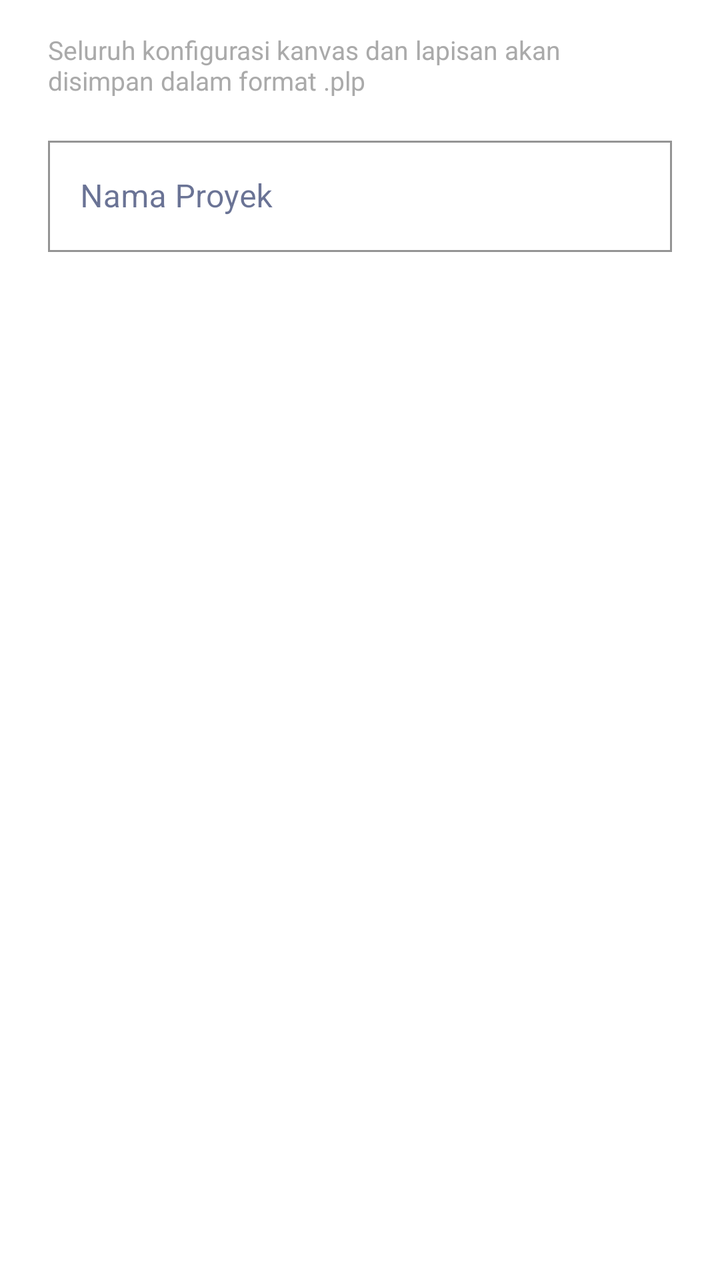
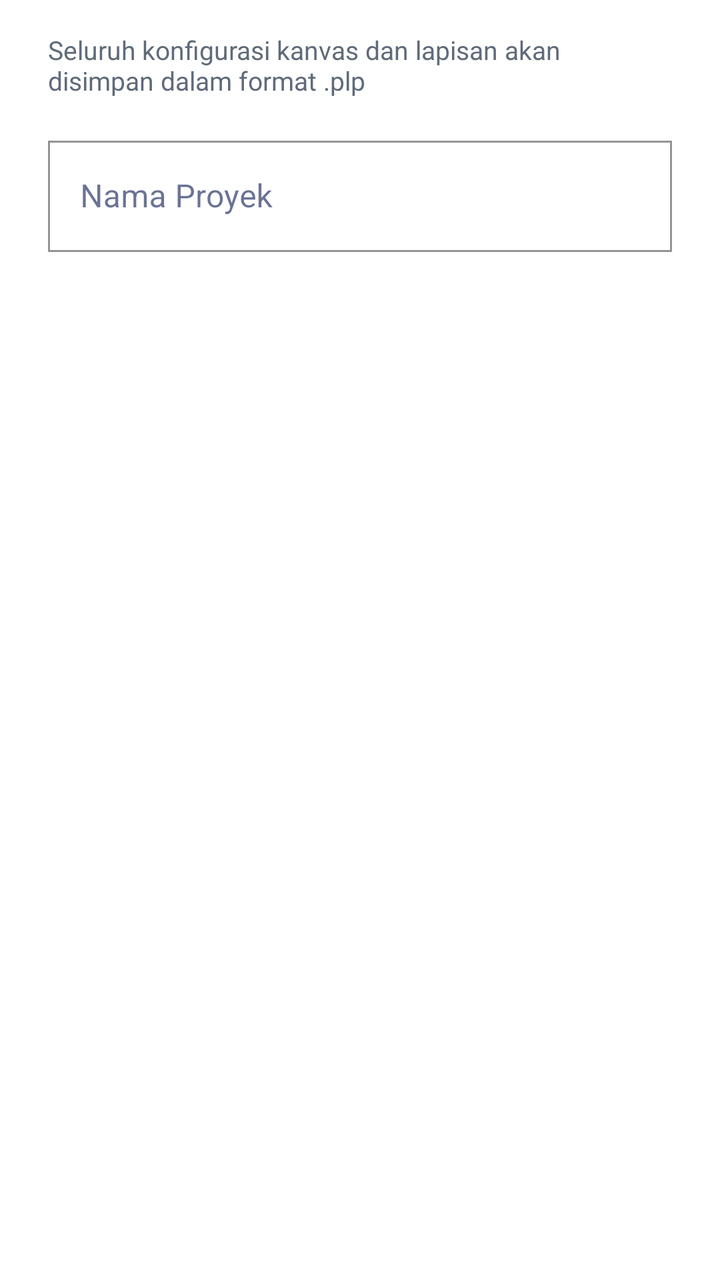

Screens rendered from an Android XML layout before and after an edit, with the pre-edit source and the edit as a unified diff.
<!-- AndroidManifest.xml: application theme AppTheme -->
<!-- res/layout/dialog_save_project.xml -->
<?xml version="1.0" encoding="utf-8"?>
<LinearLayout xmlns:android="http://schemas.android.com/apk/res/android"
    xmlns:app="http://schemas.android.com/apk/res-auto"
    android:layout_width="match_parent"
    android:layout_height="wrap_content"
    android:orientation="vertical"
    android:paddingStart="24dp"
    android:paddingTop="16dp"
    android:paddingEnd="24dp"
    android:paddingBottom="8dp">

    <TextView
        android:id="@+id/tvSaveSubtitle"
        android:layout_width="match_parent"
        android:layout_height="wrap_content"
        android:text="Seluruh konfigurasi kanvas dan lapisan akan disimpan dalam format .plp"
        android:textColor="#AAAAAA"
        android:textSize="13sp"
        android:layout_marginBottom="16dp" />

    <com.google.android.material.textfield.TextInputLayout
        android:id="@+id/tilProjectName"
        style="@style/Widget.MaterialComponents.TextInputLayout.OutlinedBox"
        android:layout_width="match_parent"
        android:layout_height="wrap_content"
        android:hint="Nama Proyek"
        app:boxStrokeColor="#18C8F5"
        app:hintTextColor="#18C8F5">

        <com.google.android.material.textfield.TextInputEditText
            android:id="@+id/etProjectName"
            android:layout_width="match_parent"
            android:layout_height="wrap_content"
            android:inputType="textCapWords|textNoSuggestions"
            android:maxLines="1"
            android:singleLine="true"
            android:textColor="@android:color/white"
            android:textSize="16sp" />

    </com.google.android.material.textfield.TextInputLayout>

</LinearLayout>
<!-- resources referenced by this layout -->
<resources>
  <color name="white">#fff</color>
  <color name="black">#000</color>
  <color name="brand_navy">#07164F</color>
  <color name="brand_blue">#1769FF</color>
  <color name="gray">#616161</color>
  <style name="AppTextInputLayout" parent="Widget.MaterialComponents.TextInputLayout.OutlinedBox.Dense">
          <item name="boxStrokeColor">@color/brand_blue</item>
          <item name="counterTextColor">@color/gray</item>
          <item name="hintTextColor">@color/gray</item>
          <item name="boxCornerRadiusBottomEnd">0dp</item>
          <item name="boxCornerRadiusBottomStart">0dp</item>
          <item name="boxCornerRadiusTopStart">0dp</item>
          <item name="boxCornerRadiusTopEnd">0dp</item>
      </style>
  <style name="AppBottomNavigation" parent="Widget.MaterialComponents.BottomNavigationView.Colored">
  
      </style>
  <style name="AppButton" parent="Widget.MaterialComponents.Button.UnelevatedButton">
          <item name="strokeColor">@color/brand_blue</item>
          <item name="strokeWidth">1dp</item>
          <item name="android:textColor">@color/brand_blue</item>
      </style>
  <style name="ButtonText" parent="TextAppearance.MaterialComponents.Button">
          <item name="fontFamily">@font/raleway_semibold</item>
      </style>
  <style name="Body1Text" parent="TextAppearance.MaterialComponents.Body1">
          <item name="fontFamily">@font/raleway_semibold</item>
      </style>
  <style name="Body2Text" parent="TextAppearance.MaterialComponents.Body2">
          <item name="fontFamily">@font/raleway_semibold</item>
      </style>
  <style name="CaptionText" parent="TextAppearance.MaterialComponents.Caption">
          <item name="fontFamily">@font/raleway_semibold</item>
      </style>
  <style name="Headline4Text" parent="TextAppearance.MaterialComponents.Headline6">
          <item name="fontFamily">@font/raleway_semibold</item>
      </style>
  <style name="Headline5Text" parent="TextAppearance.MaterialComponents.Headline6">
          <item name="fontFamily">@font/raleway_semibold</item>
      </style>
  <style name="Headline6Text" parent="TextAppearance.MaterialComponents.Headline6">
          <item name="fontFamily">@font/raleway_semibold</item>
      </style>
  <style name="AppFloatingActionButton" parent="Widget.MaterialComponents.FloatingActionButton">
          <item name="shapeAppearanceOverlay">@style/FloatingActionButton</item>
      </style>
  <style name="SmallComponent" parent="ShapeAppearance.MaterialComponents.SmallComponent">
          <item name="cornerFamily">cut</item>
          <item name="cornerSize">0dp</item>
      </style>
  <style name="MediumComponent" parent="ShapeAppearance.MaterialComponents.MediumComponent">
          <item name="cornerFamily">cut</item>
          <item name="cornerSize">0dp</item>
      </style>
  <style name="LargeComponent" parent="ShapeAppearance.MaterialComponents.LargeComponent">
          <item name="cornerFamily">cut</item>
          <item name="cornerSize">0dp</item>
      </style>
  <style name="FloatingActionButton" parent="ShapeAppearanceOverlay.MaterialComponents.FloatingActionButton">
      </style>
  <!-- unchanged entries left out for length: 1 -->
</resources>

<!-- the commit's change to res/layout/dialog_save_project.xml (unified diff, before → after) -->
@@ -14,7 +14,7 @@
         android:layout_width="match_parent"
         android:layout_height="wrap_content"
         android:text="Seluruh konfigurasi kanvas dan lapisan akan disimpan dalam format .plp"
-        android:textColor="#AAAAAA"
+        android:textColor="@color/light_text_secondary"
         android:textSize="13sp"
         android:layout_marginBottom="16dp" />
 
@@ -34,7 +34,7 @@
             android:inputType="textCapWords|textNoSuggestions"
             android:maxLines="1"
             android:singleLine="true"
-            android:textColor="@android:color/white"
+            android:textColor="@color/light_text_primary"
             android:textSize="16sp" />
 
     </com.google.android.material.textfield.TextInputLayout>
<!-- resource entries referenced after the edit -->
@@ -1,5 +1,7 @@
 <!-- resources referenced by this layout -->
 <resources>
+  <color name="light_text_primary">#1A1A1A</color>
+  <color name="light_text_secondary">#5F6B7A</color>
   <color name="white">#fff</color>
   <color name="black">#000</color>
   <color name="brand_navy">#07164F</color>
